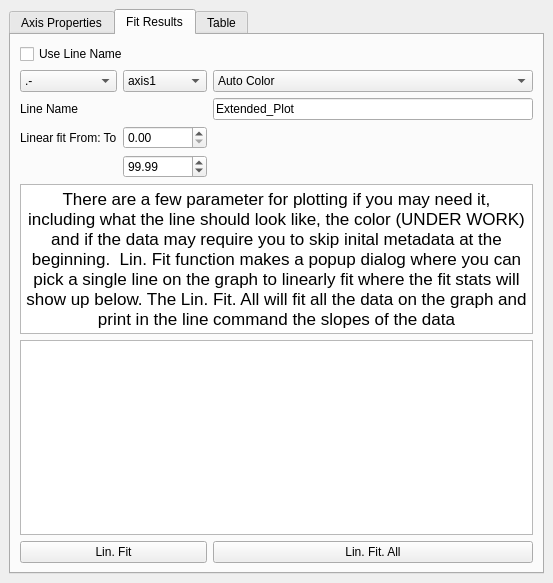
The window that src/Ui_Files/DockWidgets/Ui/dw_SE.ui (austinmcano/GGG) describes before a commit, drawn with Qt 5.
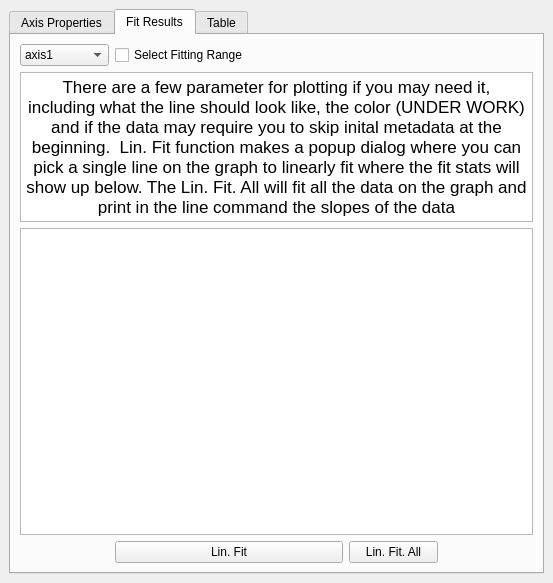
The same window after the commit. The open tabs and pages were chosen to show the change.

```diff
--- a/src/Ui_Files/DockWidgets/Ui/dw_SE.ui
+++ b/src/Ui_Files/DockWidgets/Ui/dw_SE.ui
@@ -160,68 +160,7 @@
         <string>Fit Results</string>
        </attribute>
        <layout class="QGridLayout" name="gridLayout_5">
-        <item row="3" column="0">
-         <widget class="QLabel" name="label_10">
-          <property name="text">
-           <string>Line Name</string>
-          </property>
-         </widget>
-        </item>
-        <item row="5" column="0">
-         <widget class="QLabel" name="label_3">
-          <property name="text">
-           <string>Linear fit From: To</string>
-          </property>
-         </widget>
-        </item>
-        <item row="0" column="0" colspan="3">
-         <widget class="QCheckBox" name="line_name_checkbox">
-          <property name="text">
-           <string>Use Line Name</string>
-          </property>
-          <property name="checked">
-           <bool>false</bool>
-          </property>
-         </widget>
-        </item>
-        <item row="1" column="0">
-         <widget class="QComboBox" name="linetype_cb">
-          <item>
-           <property name="text">
-            <string>.-</string>
-           </property>
-          </item>
-          <item>
-           <property name="text">
-            <string>-.</string>
-           </property>
-          </item>
-          <item>
-           <property name="text">
-            <string>.</string>
-           </property>
-          </item>
-          <item>
-           <property name="text">
-            <string>-</string>
-           </property>
-          </item>
-          <item>
-           <property name="text">
-            <string>--</string>
-           </property>
-          </item>
-          <item>
-           <property name="text">
-            <string>,</string>
-           </property>
-          </item>
-         </widget>
-        </item>
-        <item row="8" column="0" colspan="3">
-         <widget class="QTextEdit" name="fit_results_TE"/>
-        </item>
-        <item row="7" column="0" colspan="3">
+        <item row="3" column="0" colspan="5">
          <widget class="QTextBrowser" name="textBrowser">
           <property name="maximumSize">
            <size>
@@ -233,12 +172,22 @@
            <string>&lt;!DOCTYPE HTML PUBLIC &quot;-//W3C//DTD HTML 4.0//EN&quot; &quot;http://www.w3.org/TR/REC-html40/strict.dtd&quot;&gt;
 &lt;html&gt;&lt;head&gt;&lt;meta name=&quot;qrichtext&quot; content=&quot;1&quot; /&gt;&lt;style type=&quot;text/css&quot;&gt;
 p, li { white-space: pre-wrap; }
-&lt;/style&gt;&lt;/head&gt;&lt;body style=&quot; font-family:'.AppleSystemUIFont'; font-size:13pt; font-weight:400; font-style:normal;&quot;&gt;
-&lt;p align=&quot;center&quot; style=&quot; margin-top:0px; margin-bottom:0px; margin-left:0px; margin-right:0px; -qt-block-indent:0; text-indent:0px;&quot;&gt;There are a few parameter for plotting if you may need it,  including what the line should look like, the color (UNDER WORK) and if the data may require you to skip inital metadata at the beginning.  Lin. Fit function makes a popup dialog where you can pick a single line on the graph to linearly fit where the fit stats will show up below. The Lin. Fit. All will fit all the data on the graph and print in the line command the slopes of the data&lt;/p&gt;&lt;/body&gt;&lt;/html&gt;</string>
+&lt;/style&gt;&lt;/head&gt;&lt;body style=&quot; font-family:'MS Shell Dlg 2'; font-size:8.25pt; font-weight:400; font-style:normal;&quot;&gt;
+&lt;p align=&quot;center&quot; style=&quot; margin-top:0px; margin-bottom:0px; margin-left:0px; margin-right:0px; -qt-block-indent:0; text-indent:0px;&quot;&gt;&lt;span style=&quot; font-family:'.AppleSystemUIFont'; font-size:13pt;&quot;&gt;There are a few parameter for plotting if you may need it,  including what the line should look like, the color (UNDER WORK) and if the data may require you to skip inital metadata at the beginning.  Lin. Fit function makes a popup dialog where you can pick a single line on the graph to linearly fit where the fit stats will show up below. The Lin. Fit. All will fit all the data on the graph and print in the line command the slopes of the data&lt;/span&gt;&lt;/p&gt;&lt;/body&gt;&lt;/html&gt;</string>
           </property>
          </widget>
         </item>
+        <item row="4" column="0" colspan="5">
+         <widget class="QTextEdit" name="fit_results_TE"/>
+        </item>
         <item row="1" column="1">
+         <widget class="QCheckBox" name="selectrange_box">
+          <property name="text">
+           <string>Select Fitting Range</string>
+          </property>
+         </widget>
+        </item>
+        <item row="1" column="0">
          <widget class="QComboBox" name="axischoise_cb">
           <item>
            <property name="text">
@@ -262,59 +211,20 @@
           </item>
          </widget>
         </item>
-        <item row="1" column="2">
-         <widget class="QComboBox" name="comboBox">
-          <item>
-           <property name="text">
-            <string>Auto Color</string>
-           </property>
-          </item>
-          <item>
-           <property name="text">
-            <string>Dope Red Color</string>
-           </property>
-          </item>
-          <item>
-           <property name="text">
-            <string>Dope Blue Color</string>
-           </property>
-          </item>
-         </widget>
-        </item>
-        <item row="9" column="0" colspan="2">
+        <item row="5" column="1" colspan="2">
          <widget class="QPushButton" name="lin_fit_pb">
           <property name="text">
            <string>Lin. Fit</string>
           </property>
          </widget>
         </item>
-        <item row="5" column="1">
-         <widget class="QDoubleSpinBox" name="doubleSpinBox"/>
-        </item>
-        <item row="9" column="2">
+        <item row="5" column="3">
          <widget class="QPushButton" name="linfitall_pb">
           <property name="text">
            <string>Lin. Fit. All</string>
           </property>
          </widget>
         </item>
-        <item row="3" column="2">
-         <widget class="QLineEdit" name="line_name_le">
-          <property name="text">
-           <string>Extended_Plot</string>
-          </property>
-         </widget>
-        </item>
-        <item row="6" column="1">
-         <widget class="QDoubleSpinBox" name="doubleSpinBox_2">
-          <property name="maximum">
-           <double>999999.000000000000000</double>
-          </property>
-          <property name="value">
-           <double>99.989999999999995</double>
-          </property>
-         </widget>
-        </item>
        </layout>
       </widget>
       <widget class="QWidget" name="tab_4">
```
Left out of the diff: 7 changed lines with no effect on the pictures.
